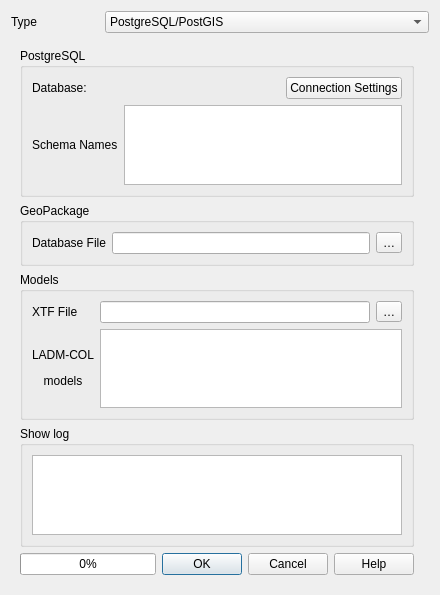
The window that asistente_ladm_col/ui/qgis_model_baker/dlg_import_data.ui (SwissTierrasColombia/Asistente-LADM-COL) describes before a commit, drawn with Qt 5.
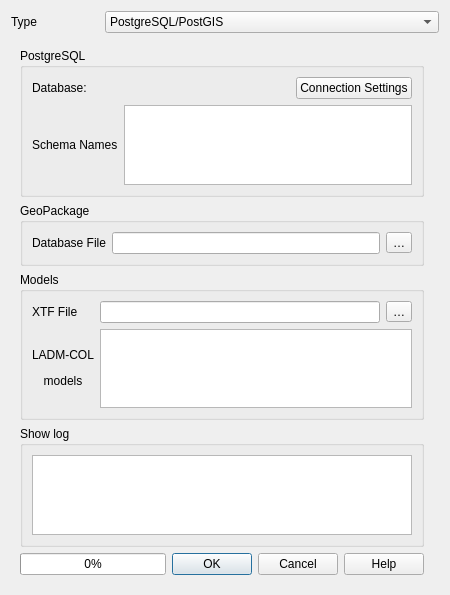
The same window after the commit. Custom widgets are drawn as their Qt base class.

What changed in the file:
```diff
--- a/asistente_ladm_col/ui/qgis_model_baker/dlg_import_data.ui
+++ b/asistente_ladm_col/ui/qgis_model_baker/dlg_import_data.ui
@@ -9,7 +9,7 @@
    <rect>
     <x>0</x>
     <y>0</y>
-    <width>440</width>
+    <width>450</width>
     <height>595</height>
    </rect>
   </property>
```
Left out of the diff: 3 changed lines with no effect on the pictures.
